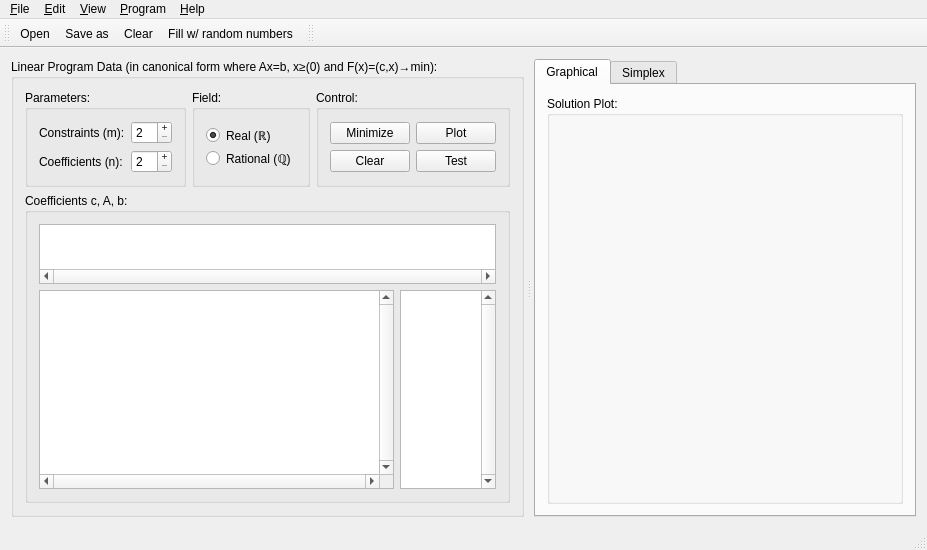
Qt form forms/mainwindow.ui (0x414c/linear-optimization-demo) before a commit.
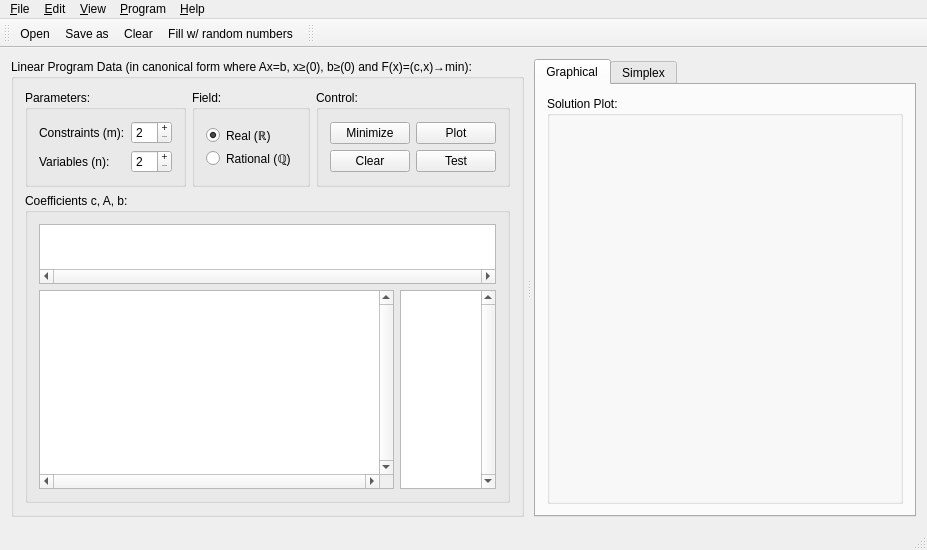
The same form after that commit. Icons and pictures are not drawn. Custom widgets are drawn as their Qt base class.

The edit to the form file:
```diff
--- a/forms/mainwindow.ui
+++ b/forms/mainwindow.ui
@@ -33,7 +33,7 @@
         </sizepolicy>
        </property>
        <property name="title">
-        <string>Linear Program Data (in canonical form where Ax=b, x≥(0) and F(x)=(c,x)→min):</string>
+        <string>Linear Program Data (in canonical form where Ax=b, x≥(0), b≥(0) and F(x)=(c,x)→min):</string>
        </property>
        <layout class="QGridLayout" name="gridLayout_11">
         <item row="0" column="0">
@@ -262,7 +262,7 @@
                     </sizepolicy>
                    </property>
                    <property name="text">
-                    <string>Coefficients (n):</string>
+                    <string>Variables (n):</string>
                    </property>
                   </widget>
                  </item>
```
Left out of the diff: 4 changed lines with no effect on the pictures.
